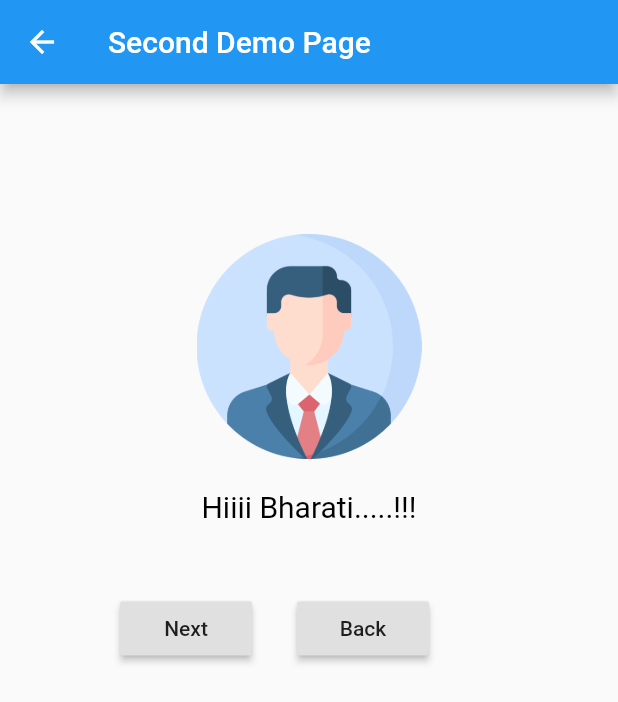
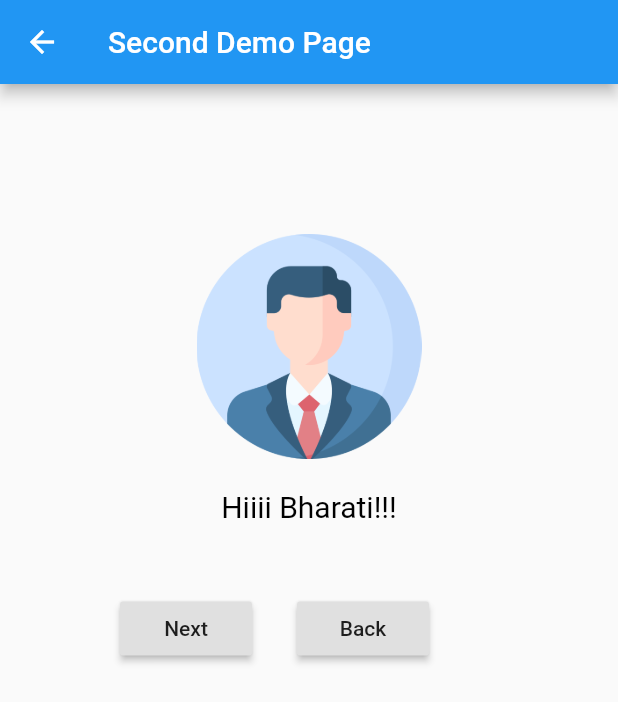
Before and after one commit to Bharati1107/Demo_Repo, a Flutter app: the SecondPage screen opened directly, on a phone screen of 412 x 824 dp. Shown: the top 702 px of the screen. Run offline on Flutter 3.47's test engine with Material 2 defaults, Android fonts, the phone set to English and light mode, and no system bars.

Commit message:
update names

```diff
--- a/lib/pages/firstpage.dart
+++ b/lib/pages/firstpage.dart
@@ -39,7 +39,7 @@ class FirstPage extends StatelessWidget {
                     padding: EdgeInsets.symmetric(
                         vertical: 50, horizontal: 40)),
                 RaisedButton(
-                  child: const Text("Next"),
+                  child: const Text("NextPage"),
                   onPressed: () {
                     Navigator.push(
                       context,
--- a/lib/pages/secondpage.dart
+++ b/lib/pages/secondpage.dart
@@ -30,7 +30,7 @@ class SecondPage extends StatelessWidget {
                 width: 20.0,
               ),
               const Text(
-                "Hiiii Bharati.....!!!",
+                "Hiiii Bharati!!!",
                 style: TextStyle(
                   color: Colors.black,
                   fontSize: 20.0,
```
